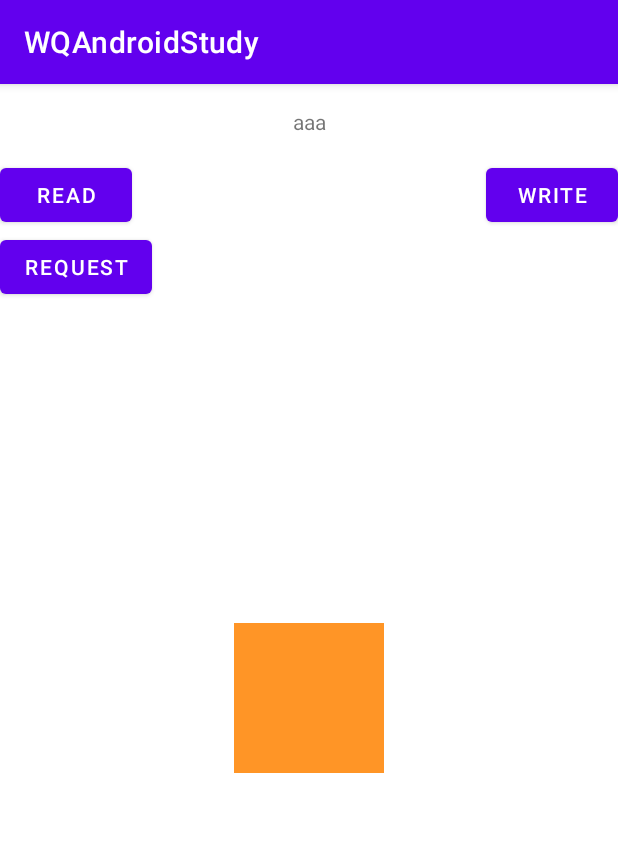
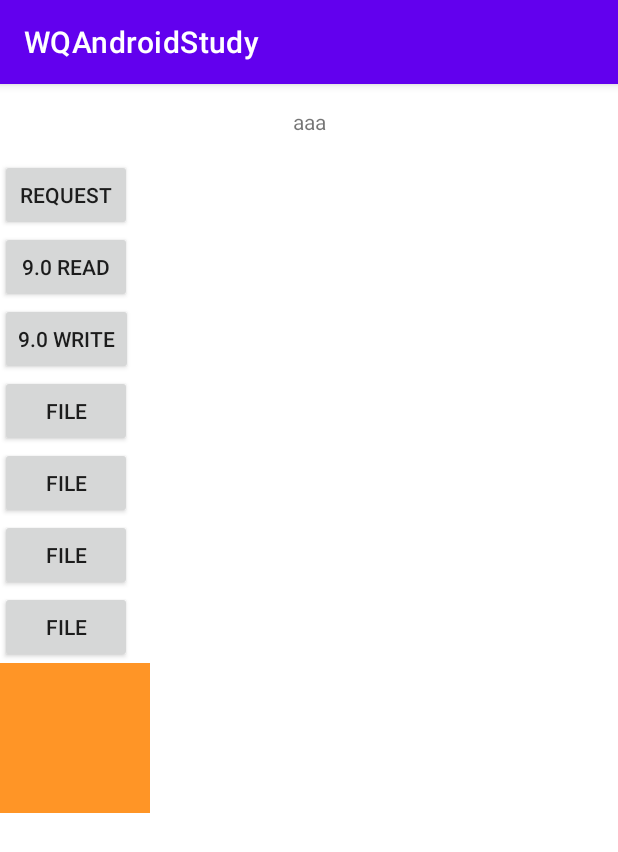
Before and after one commit to lyzqw/wyq_github_android_study, an Android app: the fragment Android11StorageFragment placed in its activity, on a phone screen of 412 x 824 dp. Shown: the top 852 px of the screen. Run offline under Robolectric (Android 15) with nearby library versions, the phone set to English and light mode, and no system bars; libraries missing offline, so code that uses them is left out: com.blankj.utilcode; 5 statements that could not run were skipped.

```diff
--- a/app/src/main/java/com/qwlyz/androidstudy/fragment/FlexBoxFragment.kt
+++ b/app/src/main/java/com/qwlyz/androidstudy/fragment/FlexBoxFragment.kt
@@ -40,7 +40,7 @@ class FlexBoxFragment : BaseFragment() {
         val list_data = ArrayList<String>()
         for (i in 0..2) {
             list_data.add("71这里");
-            list_data.add("是设置");
+            list_data.add("2222是设置");
             list_data.add("的子元素");
             list_data.add("的属性");
             list_data.add("设置的");
@@ -55,9 +55,9 @@ class FlexBoxFragment : BaseFragment() {
             object : BaseQuickAdapter<String, BaseViewHolder>(R.layout.item_flex, list_data) {
                 override fun convert(holder: BaseViewHolder, item: String) {
 
+                    holder.setGone(R.id.view_line,holder.layoutPosition != 1)
                     holder.setText(R.id.text, item)
-                    holder.getView<View>(R.id.layout_item).background =
-                        getDrawable(getRandomColor())
+                    holder.getView<View>(R.id.text).background = getDrawable(getRandomColor())
 
                 }
             }
--- /dev/null
+++ b/app/src/main/java/com/qwlyz/androidstudy/widget/StrongButton.kt
@@ -0,0 +1,25 @@
+package com.qwlyz.androidstudy.widget
+
+import android.content.Context
+import android.util.AttributeSet
+import android.widget.Button
+import androidx.appcompat.widget.AppCompatButton
+
+/**
+ *
+ * @author lyz
+ */
+class StrongButton  : Button {
+
+    constructor(context: Context) : super(context)
+
+    constructor(context: Context, attrs: AttributeSet?) : super(context, attrs)
+
+    constructor(context: Context, attrs: AttributeSet?, defStyleAttr: Int?) : super(context, attrs, defStyleAttr?:0)
+
+
+    override fun onFinishInflate() {
+        super.onFinishInflate()
+    }
+
+}
--- a/app/src/main/res/layout/fragment_storage.xml
+++ b/app/src/main/res/layout/fragment_storage.xml
@@ -1,29 +1,59 @@
 <?xml version="1.0" encoding="utf-8"?>
-<androidx.constraintlayout.widget.ConstraintLayout xmlns:android="http://schemas.android.com/apk/res/android"
+<LinearLayout xmlns:android="http://schemas.android.com/apk/res/android"
     xmlns:app="http://schemas.android.com/apk/res-auto"
     xmlns:tools="http://schemas.android.com/tools"
     android:layout_width="match_parent"
-    android:layout_height="match_parent">
+    android:layout_height="match_parent"
+    android:orientation="vertical">
 
-    <Button
+    <com.qwlyz.androidstudy.widget.StrongButton
+        android:id="@+id/request"
         android:layout_width="wrap_content"
         android:layout_height="wrap_content"
-        android:id="@+id/read"
-        android:text="read" />
+        android:text="request"
+        app:layout_constraintTop_toBottomOf="@+id/read" />
 
-    <Button
+    <com.qwlyz.androidstudy.widget.StrongButton
+        android:id="@+id/read_9"
         android:layout_width="wrap_content"
         android:layout_height="wrap_content"
-        android:id="@+id/write"
-        android:text="write"
+        android:text="9.0 read" />
+
+    <com.qwlyz.androidstudy.widget.StrongButton
+        android:id="@+id/write_9"
+        android:layout_width="wrap_content"
+        android:layout_height="wrap_content"
+        android:text="9.0 write"
         app:layout_constraintRight_toRightOf="parent" />
 
-    <Button
+
+    <com.qwlyz.androidstudy.widget.StrongButton
+        android:id="@+id/read_11"
         android:layout_width="wrap_content"
         android:layout_height="wrap_content"
-        app:layout_constraintTop_toBottomOf="@+id/read"
-        android:id="@+id/request"
-        android:text="request" />
+        android:text="file"
+        app:layout_constraintTop_toBottomOf="@+id/request" />
+
+    <com.qwlyz.androidstudy.widget.StrongButton
+        android:id="@+id/write_11"
+        android:layout_width="wrap_content"
+        android:layout_height="wrap_content"
+        android:text="file"
+        app:layout_constraintTop_toBottomOf="@+id/request" />
+
+    <com.qwlyz.androidstudy.widget.StrongButton
+        android:id="@+id/select_photo"
+        android:layout_width="wrap_content"
+        android:layout_height="wrap_content"
+        android:text="file"
+        app:layout_constraintTop_toBottomOf="@+id/request" />
+
+    <com.qwlyz.androidstudy.widget.StrongButton
+        android:id="@+id/crop"
+        android:layout_width="wrap_content"
+        android:layout_height="wrap_content"
+        android:text="file"
+        app:layout_constraintTop_toBottomOf="@+id/request" />
 
     <ImageView
         android:id="@+id/image"
@@ -35,4 +65,4 @@
         app:layout_constraintStart_toStartOf="parent"
         app:layout_constraintTop_toTopOf="parent" />
 
-</androidx.constraintlayout.widget.ConstraintLayout>
+</LinearLayout>
```
Also changed, not shown: app/src/main/java/com/qwlyz/androidstudy/fragment/Android11StorageFragment.kt (+28 -61 lines), app/src/main/res/layout/item_flex.xml (+7 -1 lines).
